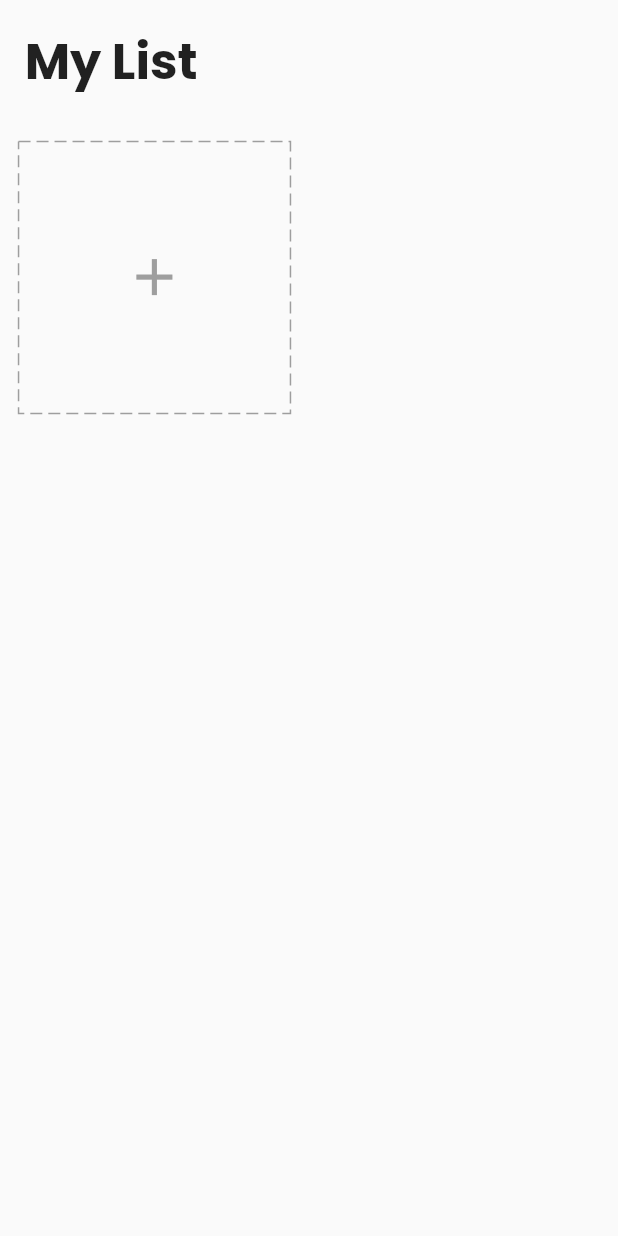
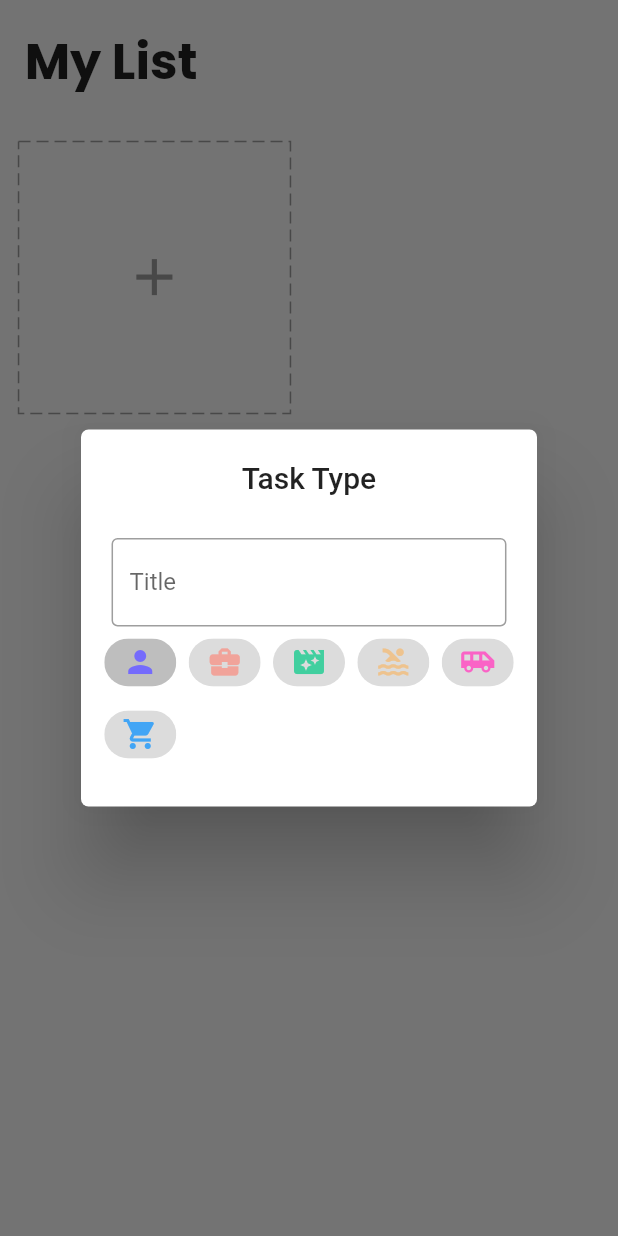
Before and after one commit to akromiafif/flutter_todo, a Flutter app: the screen it shows after launch, after a tap on the "add" icon, on a phone screen of 412 x 824 dp. Run offline on Flutter 3.47's test engine with Material 2 defaults, Android fonts, the phone set to English and light mode, and no system bars; drawn by our look-alikes of dotted_border; our stand-ins replace equatable, get, get_storage, google_fonts.

```diff
--- a/lib/app/modules/home/controllers/home_controller.dart
+++ b/lib/app/modules/home/controllers/home_controller.dart
@@ -1,3 +1,4 @@
+import 'package:flutter/cupertino.dart';
 import 'package:get/get.dart';
 import 'package:todoapp/app/data/models/task.dart';
 import 'package:todoapp/app/data/services/storage/repository.dart';
@@ -7,6 +8,9 @@ class HomeController extends GetxController {
   HomeController({required this.taskRepository});
 
   final tasks = <Task>[].obs;
+  final formKey = GlobalKey<FormState>();
+  final editController = TextEditingController();
+  final chipIndex = 0.obs;
 
   @override
   void onInit() {
@@ -14,4 +18,8 @@ class HomeController extends GetxController {
     tasks.assignAll(taskRepository.readTasks());
     ever(tasks, (_) => taskRepository.writeTasks(tasks));
   }
+
+  void changeChipIndex(int value) {
+    chipIndex.value = value;
+  }
 }
--- a/lib/app/modules/home/widgets/add_card.dart
+++ b/lib/app/modules/home/widgets/add_card.dart
@@ -18,7 +18,58 @@ class AddCard extends StatelessWidget {
       height: squareWidth / 2,
       margin: EdgeInsets.all(3.0.wp),
       child: InkWell(
-        onTap: () {},
+        onTap: () async {
+          await Get.defaultDialog(
+            titlePadding: EdgeInsets.symmetric(vertical: 5.0.wp),
+            radius: 5,
+            title: 'Task Type',
+            content: Form(
+              key: homeController.formKey,
+              child: Column(
+                children: [
+                  Padding(
+                    padding: EdgeInsets.symmetric(horizontal: 3.0.wp),
+                    child: TextFormField(
+                      controller: homeController.editController,
+                      decoration: const InputDecoration(
+                        border: OutlineInputBorder(),
+                        labelText: 'Title',
+                      ),
+                      validator: (value) {
+                        if (value == null || value.trim().isEmpty) {
+                          return 'Please enter your task title';
+                        }
+
+                        return null;
+                      },
+                    ),
+                  ),
+                  Wrap(
+                    spacing: 2.0.wp,
+                    children: icons
+                        .map(
+                          (e) => Obx(
+                            () {
+                              final index = icons.indexOf(e);
+                              return ChoiceChip(
+                                label: e,
+                                selected: homeController.chipIndex == index,
+                                onSelected: (bool selected) {
+                                  homeController.chipIndex.value == selected
+                                      ? index
+                                      : 0;
+                                },
+                              );
+                            },
+                          ),
+                        )
+                        .toList(),
+                  )
+                ],
+              ),
+            ),
+          );
+        },
         child: DottedBorder(
           color: Colors.grey,
           dashPattern: const [8, 4],
```
